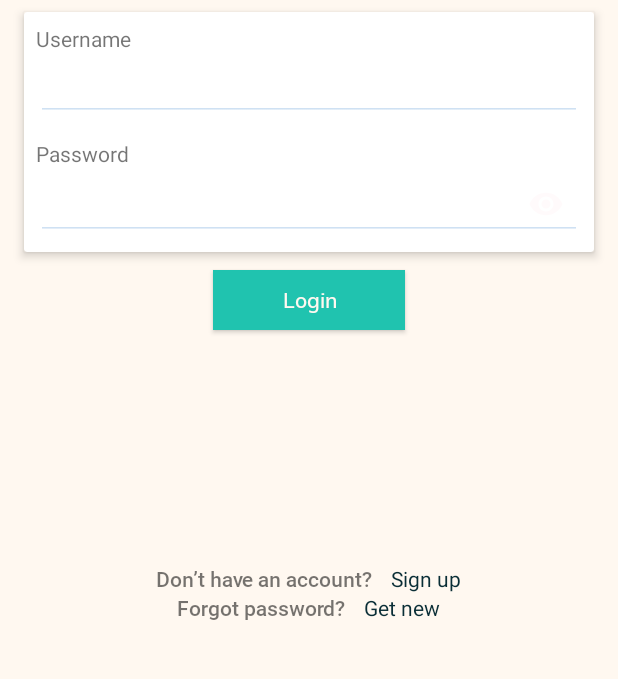
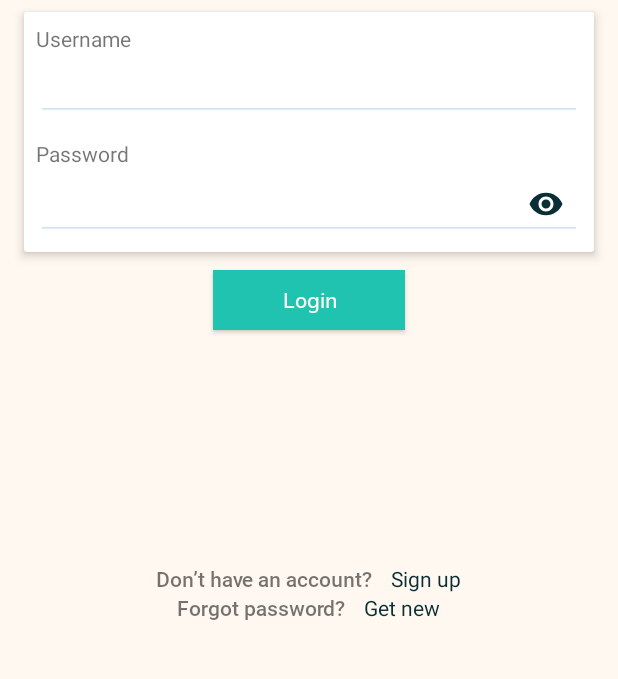
Before and after one commit to saliktariq/Smart-Manager, an Android app: the screen it shows after launch (MainActivity), on a phone screen of 412 x 824 dp, the part 393-1072 px from its top. Run offline under Robolectric (Android 15) with nearby library versions, the phone set to English and light mode, and no system bars.

Commit message:
Update login_fragment.xml

```diff
--- a/app/src/main/res/layout/login_fragment.xml
+++ b/app/src/main/res/layout/login_fragment.xml
@@ -111,7 +111,7 @@
                         android:layout_height="wrap_content"
                         app:hintEnabled="false"
                         app:passwordToggleEnabled="true"
-                        app:passwordToggleTint="@color/colorPrimary">
+                        app:passwordToggleTint="@color/colorPrimaryDark">
 
                         <com.google.android.material.textfield.TextInputEditText
                             android:id="@+id/password"
```
